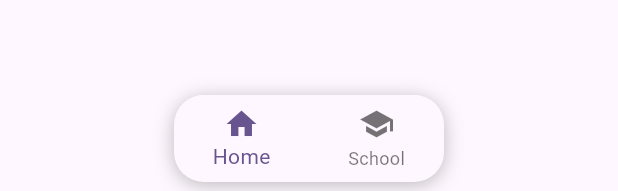
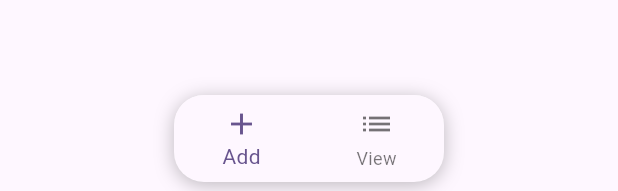
Before and after one commit to Harshavardhan1617/homebites, a Flutter app: the RequestsTab widget shown alone on an empty page, opened directly, on a phone screen of 412 x 824 dp. Shown: the part 1042-1233 px from the top of the screen. Run offline on Flutter 3.47's test engine with Material 3 defaults, Android fonts, the phone set to English and light mode, and no system bars; our stand-ins replace pocketbase; network calls fail.

Commit message:
update icons in the requests tab

```diff
--- a/lib/presentation/screens/Home/Tabs/requests_tab.dart
+++ b/lib/presentation/screens/Home/Tabs/requests_tab.dart
@@ -81,12 +81,12 @@ class _RequestsTabState extends State<RequestsTab> {
                 child: BottomNavigationBar(
                   items: const <BottomNavigationBarItem>[
                     BottomNavigationBarItem(
-                      icon: Icon(Icons.home),
-                      label: 'Home',
+                      icon: Icon(Icons.add),
+                      label: 'Add',
                     ),
                     BottomNavigationBarItem(
-                      icon: Icon(Icons.school),
-                      label: 'School',
+                      icon: Icon(Icons.list),
+                      label: 'View',
                     ),
                   ],
                   currentIndex: _selectedIndex,
```
